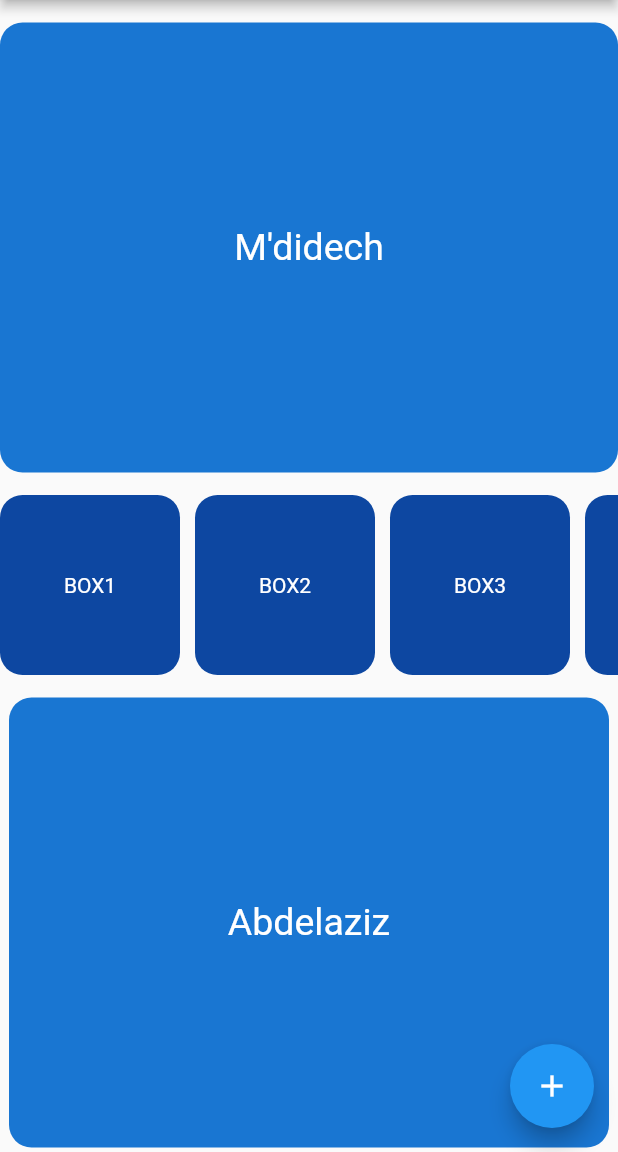
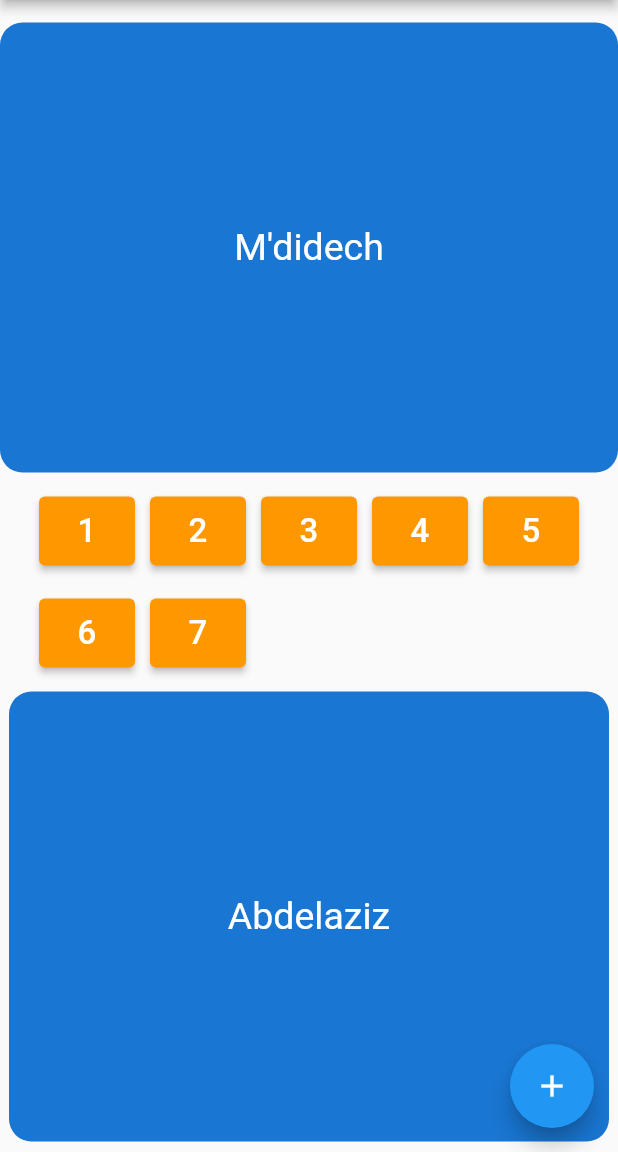
Before and after one commit to mdidech/flutter-fb-appbar, a Flutter app: the screen it shows after launch, on a phone screen of 412 x 824 dp, the part 84-1236 px from its top. Run offline on Flutter 3.47's test engine with Material 2 defaults, Android fonts, the phone set to English and light mode, and no system bars.

Commit message:
use elevetedButton and buttonStyle and Wrap

```diff
--- a/lib/main.dart
+++ b/lib/main.dart
@@ -70,88 +70,97 @@ class FacebookApp extends StatelessWidget {
                     style: TextStyle(color: Colors.white, fontSize: 25),
                     textAlign: TextAlign.center,
                   )),
-              SingleChildScrollView(
-                scrollDirection: Axis.horizontal,
-                child: Row(
-                  mainAxisAlignment: MainAxisAlignment.spaceEvenly,
-                  crossAxisAlignment: CrossAxisAlignment.start,
-                  children: [
-                    Container(
-                      width: 120,
-                      height: 120,
-                      margin: EdgeInsets.only(right: 10),
-                      decoration: BoxDecoration(
-                        borderRadius: BorderRadius.circular(15),
-                        color: Colors.blue[900],
+              Wrap(
+                direction: Axis.horizontal,
+                alignment: WrapAlignment.start,
+                spacing: 10,
+                runSpacing: 20,
+                children: [
+                  ElevatedButton(
+                      onPressed: () {},
+                      style: ButtonStyle(
+                        backgroundColor:
+                            MaterialStateProperty.all(Colors.orange[500]),
+                        padding: MaterialStateProperty.all(
+                            EdgeInsets.symmetric(vertical: 10, horizontal: 25)),
                       ),
-                      alignment: Alignment.center,
                       child: Text(
-                        "BOX1",
-                        style: TextStyle(color: Colors.white),
-                        textAlign: TextAlign.center,
+                        "1",
+                        style: TextStyle(fontSize: 22),
+                      )),
+                  ElevatedButton(
+                      onPressed: () {},
+                      style: ButtonStyle(
+                        backgroundColor:
+                            MaterialStateProperty.all(Colors.orange[500]),
+                        padding: MaterialStateProperty.all(
+                            EdgeInsets.symmetric(vertical: 10, horizontal: 25)),
                       ),
-                    ),
-                    Container(
-                      width: 120,
-                      height: 120,
-                      margin: EdgeInsets.only(right: 10),
-                      decoration: BoxDecoration(
-                        borderRadius: BorderRadius.circular(15),
-                        color: Colors.blue[900],
+                      child: Text(
+                        "2",
+                        style: TextStyle(fontSize: 22),
+                      )),
+                  ElevatedButton(
+                      onPressed: () {},
+                      style: ButtonStyle(
+                        backgroundColor:
+                            MaterialStateProperty.all(Colors.orange[500]),
+                        padding: MaterialStateProperty.all(
+                            EdgeInsets.symmetric(vertical: 10, horizontal: 25)),
                       ),
-                      alignment: Alignment.center,
                       child: Text(
-                        "BOX2",
-                        style: TextStyle(color: Colors.white),
-                        textAlign: TextAlign.center,
+                        "3",
+                        style: TextStyle(fontSize: 22),
+                      )),
+                  ElevatedButton(
+                      onPressed: () {},
+                      style: ButtonStyle(
+                        backgroundColor:
+                            MaterialStateProperty.all(Colors.orange[500]),
+                        padding: MaterialStateProperty.all(
+                            EdgeInsets.symmetric(vertical: 10, horizontal: 25)),
                       ),
-                    ),
-                    Container(
-                      width: 120,
-                      height: 120,
-                      margin: EdgeInsets.only(right: 10),
-                      decoration: BoxDecoration(
-                        borderRadius: BorderRadius.circular(15),
-                        color: Colors.blue[900],
+                      child: Text(
+                        "4",
+                        style: TextStyle(fontSize: 22),
+                      )),
+                  ElevatedButton(
+                      onPressed: () {},
+                      style: ButtonStyle(
+                        backgroundColor:
+                            MaterialStateProperty.all(Colors.orange[500]),
+                        padding: MaterialStateProperty.all(
+                            EdgeInsets.symmetric(vertical: 10, horizontal: 25)),
                       ),
-                      alignment: Alignment.center,
                       child: Text(
-                        "BOX3",
-                        style: TextStyle(color: Colors.white),
-                        textAlign: TextAlign.center,
+                        "5",
+                        style: TextStyle(fontSize: 22),
+                      )),
+                  ElevatedButton(
+                      onPressed: () {},
+                      style: ButtonStyle(
+                        backgroundColor:
+                            MaterialStateProperty.all(Colors.orange[500]),
+                        padding: MaterialStateProperty.all(
+                            EdgeInsets.symmetric(vertical: 10, horizontal: 25)),
                       ),
-                    ),
-                    Container(
-                      width: 120,
-                      height: 120,
-                      margin: EdgeInsets.only(right: 10),
-                      decoration: BoxDecoration(
-                        borderRadius: BorderRadius.circular(15),
-                        color: Colors.blue[900],
+                      child: Text(
+                        "6",
+                        style: TextStyle(fontSize: 22),
+                      )),
+                  ElevatedButton(
+                      onPressed: () {},
+                      style: ButtonStyle(
+                        backgroundColor:
+                            MaterialStateProperty.all(Colors.orange[500]),
+                        padding: MaterialStateProperty.all(
+                            EdgeInsets.symmetric(vertical: 10, horizontal: 25)),
                       ),
-                      alignment: Alignment.center,
                       child: Text(
-                        "BOX4",
-                        style: TextStyle(color: Colors.white),
-                        textAlign: TextAlign.center,
-                      ),
-                    ),
-                    Container(
-                      width: 120,
-                      height: 120,
-                      decoration: BoxDecoration(
-                        borderRadius: BorderRadius.circular(15),
-                        color: Colors.blue[900],
-                      ),
-                      alignment: Alignment.center,
-                      child: Text(
-                        "BOX5",
-                        style: TextStyle(color: Colors.white),
-                        textAlign: TextAlign.center,
-                      ),
-                    ),
-                  ],
-                ),
+                        "7",
+                        style: TextStyle(fontSize: 22),
+                      )),
+                ],
               ),
               Container(
                   width: 400,
```
